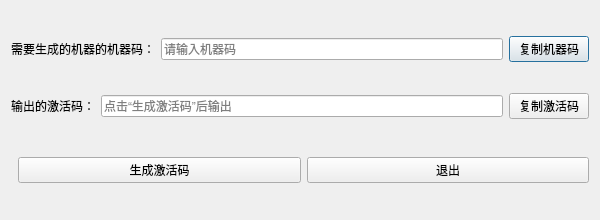
This is EdgeWidthDetection/tools/LicenseIssuer/DlgLicenseIssuer.ui in zzwking666/EdgeWidthDetection as Qt 5 draws it before an edit. The edited form follows.
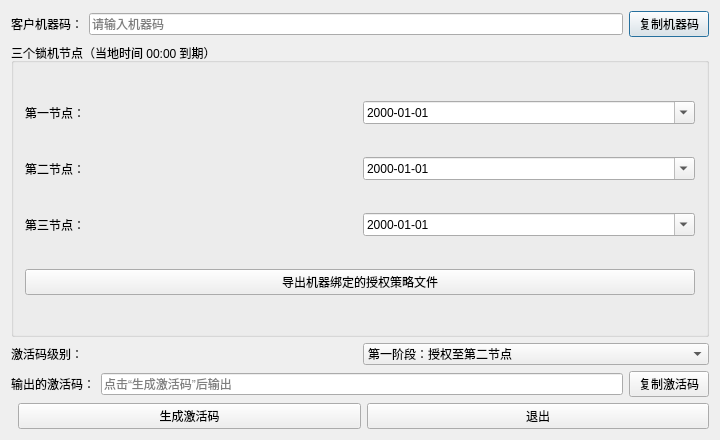
This is the edited form.

Commit message:
新增三期授权与到期演示模式
- 支持三个可配置授权节点及分级激活码
- 到期后保留调试图像，禁止生产、PLC 写入和剔废输出
- 增加时间回拨检测、授权记录防篡改及签发工具支持

Patch:
```diff
--- a/EdgeWidthDetection/tools/LicenseIssuer/DlgLicenseIssuer.ui
+++ b/EdgeWidthDetection/tools/LicenseIssuer/DlgLicenseIssuer.ui
@@ -6,8 +6,8 @@
    <rect>
     <x>0</x>
     <y>0</y>
-    <width>600</width>
-    <height>220</height>
+    <width>720</width>
+    <height>440</height>
    </rect>
   </property>
   <property name="windowTitle">
@@ -19,7 +19,7 @@
      <item>
       <widget class="QLabel" name="label_machineCodeTitle">
        <property name="text">
-        <string>需要生成的机器的机器码：</string>
+        <string>客户机器码：</string>
        </property>
       </widget>
      </item>
@@ -39,6 +39,103 @@
      </item>
     </layout>
    </item>
+   <item>
+    <widget class="QGroupBox" name="groupBox_policy">
+     <property name="title">
+      <string>三个锁机节点（当地时间 00:00 到期）</string>
+     </property>
+     <layout class="QGridLayout" name="gridLayout_policy">
+      <item row="0" column="0">
+       <widget class="QLabel" name="label_deadline1">
+        <property name="text">
+         <string>第一节点：</string>
+        </property>
+       </widget>
+      </item>
+      <item row="0" column="1">
+       <widget class="QDateEdit" name="dateEdit_deadline1">
+        <property name="displayFormat">
+         <string>yyyy-MM-dd</string>
+        </property>
+        <property name="calendarPopup">
+         <bool>true</bool>
+        </property>
+       </widget>
+      </item>
+      <item row="1" column="0">
+       <widget class="QLabel" name="label_deadline2">
+        <property name="text">
+         <string>第二节点：</string>
+        </property>
+       </widget>
+      </item>
+      <item row="1" column="1">
+       <widget class="QDateEdit" name="dateEdit_deadline2">
+        <property name="displayFormat">
+         <string>yyyy-MM-dd</string>
+        </property>
+        <property name="calendarPopup">
+         <bool>true</bool>
+        </property>
+       </widget>
+      </item>
+      <item row="2" column="0">
+       <widget class="QLabel" name="label_deadline3">
+        <property name="text">
+         <string>第三节点：</string>
+        </property>
+       </widget>
+      </item>
+      <item row="2" column="1">
+       <widget class="QDateEdit" name="dateEdit_deadline3">
+        <property name="displayFormat">
+         <string>yyyy-MM-dd</string>
+        </property>
+        <property name="calendarPopup">
+         <bool>true</bool>
+        </property>
+       </widget>
+      </item>
+      <item row="3" column="0" colspan="2">
+       <widget class="QPushButton" name="btn_exportPolicy">
+        <property name="text">
+         <string>导出机器绑定的授权策略文件</string>
+        </property>
+       </widget>
+      </item>
+     </layout>
+    </widget>
+   </item>
+   <item>
+    <layout class="QHBoxLayout" name="horizontalLayoutLevel">
+     <item>
+      <widget class="QLabel" name="label_licenseLevel">
+       <property name="text">
+        <string>激活码级别：</string>
+       </property>
+      </widget>
+     </item>
+     <item>
+      <widget class="QComboBox" name="comboBox_licenseLevel">
+       <item>
+        <property name="text">
+         <string>第一阶段：授权至第二节点</string>
+        </property>
+       </item>
+       <item>
+        <property name="text">
+         <string>第二阶段：授权至第三节点</string>
+        </property>
+       </item>
+       <item>
+        <property name="text">
+         <string>第三阶段：永久授权</string>
+        </property>
+       </item>
+      </widget>
+     </item>
+    </layout>
+   </item>
    <item>
     <layout class="QHBoxLayout" name="horizontalLayoutActivationCode">
      <item>
@@ -67,13 +164,6 @@
      </item>
     </layout>
    </item>
-   <item>
-    <spacer name="verticalSpacer">
-     <property name="orientation">
-      <enum>Qt::Vertical</enum>
-     </property>
-    </spacer>
-   </item>
    <item>
     <layout class="QHBoxLayout" name="horizontalLayoutButtons">
      <item>
```
Left out of the diff: 2 changed lines with no effect on the pictures. The commit also changes 24 other files.
